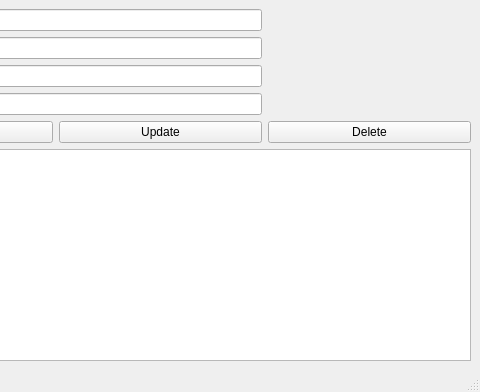
Old version of the form main_window.ui in the repository kouuch/aplikasi-manajemen-kontak-berbasis-PyQt5; both pictures show x 369 to 849 and y 0 to 392 of the 849 by 392 pixel window.
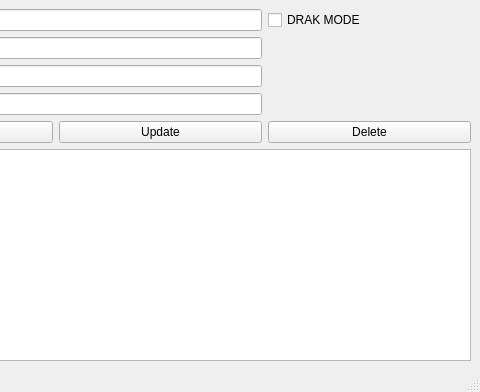
New version of the form.

Commit message: Menambahkan Tema Drak Mode

```diff
--- a/main_window.ui
+++ b/main_window.ui
@@ -79,6 +79,13 @@
       </property>
      </widget>
     </item>
+    <item row="0" column="3">
+     <widget class="QCheckBox" name="dark_kbox">
+      <property name="text">
+       <string>DRAK MODE</string>
+      </property>
+     </widget>
+    </item>
    </layout>
   </widget>
   <widget class="QMenuBar" name="menubar">
```
The commit also changes 4 other files.
